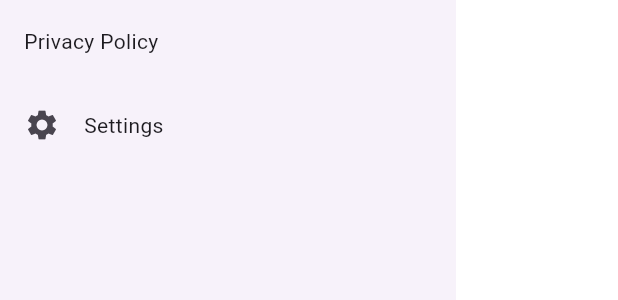
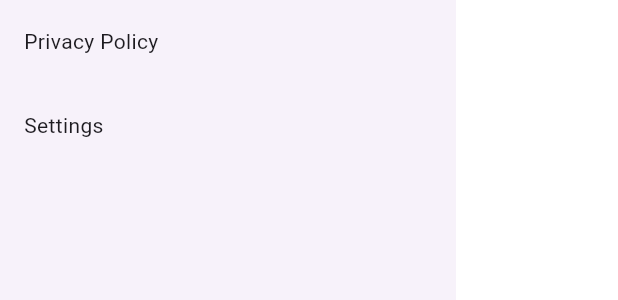
Before and after one commit to Fliturgy/catechism, a Flutter app: the CatechismDrawer widget shown alone on an empty page, opened directly, on a phone screen of 412 x 824 dp. Shown: the part 160-460 px from the top of the screen. Run offline on Flutter 3.47's test engine with Material 3 defaults, Android fonts, the phone set to English and light mode, and no system bars; our stand-ins replace flutter_riverpod, font_awesome_flutter, go_router, universal_io; missing offline and left inert: locale_names; generated files the repository leaves out were written again.

Commit message:
config options to show/hide settings

```diff
--- a/example/lib/main.dart
+++ b/example/lib/main.dart
@@ -163,7 +163,6 @@ final configuration = CatechismConfiguration(
   displayQuestionTitleShortInDetails: false,
   displayQuestionPrayer: true,
   displayQuestionNotes: true,
-  settingsIcon: const Icon(Icons.settings),
 );
 
 final List<Locale> locales = [
--- a/lib/src/common_widgets/drawer.dart
+++ b/lib/src/common_widgets/drawer.dart
@@ -39,11 +39,11 @@ class CatechismDrawer extends ConsumerWidget {
               },
             );
           }),
-          Localizations.override(
-            context: context,
-            locale: Locale(ref.watch(languageProvider)),
-            child: Builder(
-              builder: (context) {
+          if (ref.watch(configurationProvider!).showSettings)
+            Localizations.override(
+              context: context,
+              locale: Locale(ref.watch(languageProvider)),
+              child: Builder(builder: (context) {
                 return ListTile(
                   leading: ref.watch(configurationProvider!).settingsIcon,
                   title: Text(
@@ -55,9 +55,8 @@ class CatechismDrawer extends ConsumerWidget {
                     context.goNamed('settings');
                   },
                 );
-              }
-            ),
-          )
+              }),
+            )
         ],
       ),
     );
--- a/lib/src/features/configuration/domain/configuration.dart
+++ b/lib/src/features/configuration/domain/configuration.dart
@@ -65,6 +65,15 @@ class CatechismConfiguration {
   /// the settings page in the drawer. This defaults to the settings icon.
   final Widget? settingsIcon;
 
+  /// The showSettings property is used to determine whether the settings page
+  /// is displayed in the drawer. This defaults to true.
+  final bool showSettings;
+
+  /// The showSettingsLanguageSelector property is used to determine whether
+  /// the language selector is displayed in the settings page. This defaults to
+  /// true.
+  final bool showSettingsLanguageSelector;
+
   /// The CatechismConfiguration constructor is used to create a new instance of
   /// the CatechismConfiguration class.
   CatechismConfiguration({
@@ -81,6 +90,8 @@ class CatechismConfiguration {
     this.allowHideAnswer = true,
     this.questionShortTitleListAlignment = TextAlign.center,
     this.settingsIcon,
+    this.showSettings = true,
+    this.showSettingsLanguageSelector = true,
   })  : questionReferencesIcon =
             questionReferencesIcon ?? Icon(Icons.menu_book_outlined),
         questionNotesIcon =
--- a/lib/src/features/configuration/presentation/screens/settings_screen.dart
+++ b/lib/src/features/configuration/presentation/screens/settings_screen.dart
@@ -1,4 +1,5 @@
 import 'package:catechism/src/common_widgets/top_bar.dart';
+import 'package:catechism/src/features/configuration/data/configuration_provider.dart';
 import 'package:catechism/src/features/configuration/data/language_provider.dart';
 import 'package:catechism/src/features/configuration/data/titles_provider.dart';
 import 'package:catechism/src/features/configuration/presentation/widgets/language_selector.dart';
@@ -47,6 +48,9 @@ class SettingsScreen extends ConsumerWidget {
                   SizedBox(
                     height: 10.0,
                   ),
+                  if (ref
+                      .watch(configurationProvider!)
+                      .showSettingsLanguageSelector) ...[
                     SizedBox(
                       width: 300,
                       child: LanguageSelector(),
@@ -54,6 +58,7 @@ class SettingsScreen extends ConsumerWidget {
                     SizedBox(
                       height: 15.0,
                     ),
+                  ],
                 ],
               );
             }),
```
Also changed, not shown: 1 other file. Lines whose indentation alone changed are shown as unchanged.
